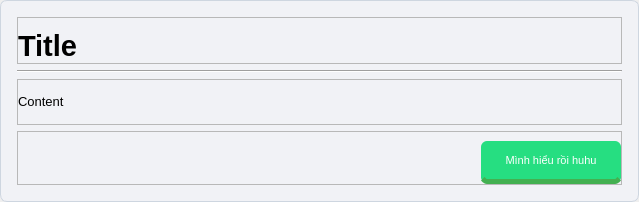
First picture: the form in guis/window_notify.ui, repository lucid-irl/DTU-Universe, before the edit.
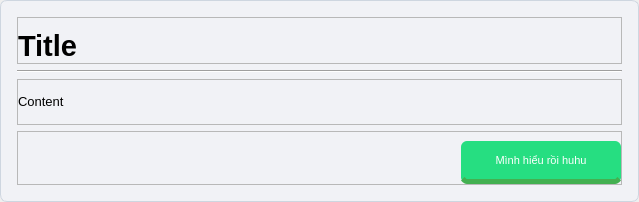
Second picture: the form after the edit.

Diff of the .ui file:
```diff
--- a/guis/window_notify.ui
+++ b/guis/window_notify.ui
@@ -226,6 +226,8 @@
 background-color: #26de81;
 min-width: 140px;
 min-height: 38px;
+padding-left: 10px;
+padding-right: 10px;
 color: white;
 }
 
```
